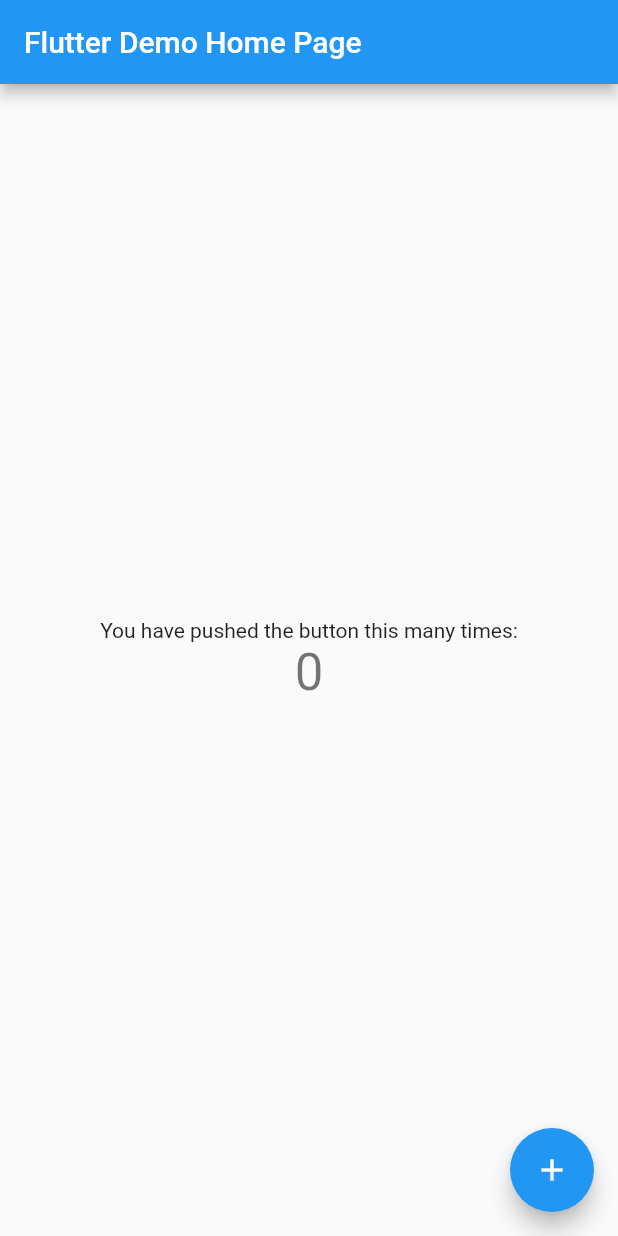
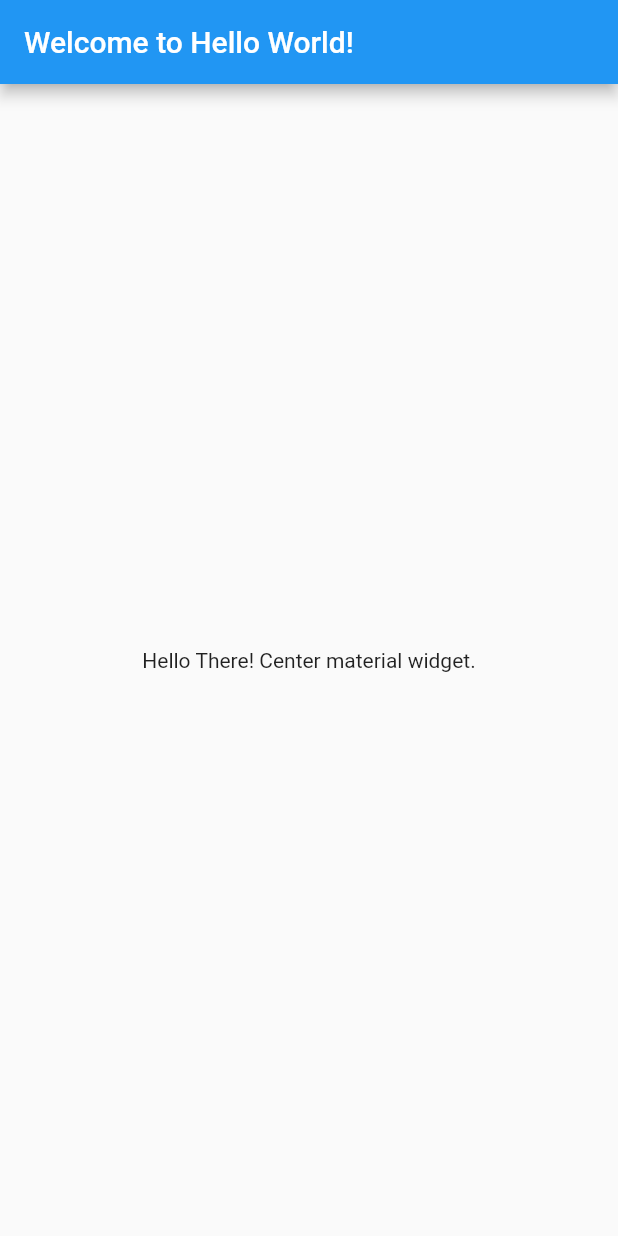
Before and after one commit to nikhildhakal/flutter_first_app, a Flutter app: the screen it shows after launch, on a phone screen of 412 x 824 dp. Run offline on Flutter 3.47's test engine with Material 2 defaults, Android fonts, the phone set to English and light mode, and no system bars.

Commit message:
Material widget Hello World!

```diff
--- a/lib/main.dart
+++ b/lib/main.dart
@@ -1,115 +1,26 @@
 import 'package:flutter/material.dart';
 
 void main() {
-  runApp(const MyApp());
+  runApp(const HomePage());
 }
 
-class MyApp extends StatelessWidget {
-  const MyApp({Key? key}) : super(key: key);
+class HomePage extends StatelessWidget {
+  const HomePage({Key? key}) : super(key: key);
 
-  // This widget is the root of your application.
   @override
   Widget build(BuildContext context) {
+    const title = 'Welcome to Hello World!';
+    const heading = Text('Welcome to Hello World!');
+    const message = Text('Hello There! Center material widget.');
     return MaterialApp(
-      title: 'Flutter Demo',
-      theme: ThemeData(
-        // This is the theme of your application.
-        //
-        // Try running your application with "flutter run". You'll see the
-        // application has a blue toolbar. Then, without quitting the app, try
-        // changing the primarySwatch below to Colors.green and then invoke
-        // "hot reload" (press "r" in the console where you ran "flutter run",
-        // or simply save your changes to "hot reload" in a Flutter IDE).
-        // Notice that the counter didn't reset back to zero; the application
-        // is not restarted.
-        primarySwatch: Colors.blue,
-      ),
-      home: const MyHomePage(title: 'Flutter Demo Home Page'),
+      title: title,
+      home: Scaffold(
+          appBar: AppBar(
+            title: heading,
+          ),
+          body: const Center(
+            child: message,
+          )),
     );
   }
 }
-
-class MyHomePage extends StatefulWidget {
-  const MyHomePage({Key? key, required this.title}) : super(key: key);
-
-  // This widget is the home page of your application. It is stateful, meaning
-  // that it has a State object (defined below) that contains fields that affect
-  // how it looks.
-
-  // This class is the configuration for the state. It holds the values (in this
-  // case the title) provided by the parent (in this case the App widget) and
-  // used by the build method of the State. Fields in a Widget subclass are
-  // always marked "final".
-
-  final String title;
-
-  @override
-  State<MyHomePage> createState() => _MyHomePageState();
-}
-
-class _MyHomePageState extends State<MyHomePage> {
-  int _counter = 0;
-
-  void _incrementCounter() {
-    setState(() {
-      // This call to setState tells the Flutter framework that something has
-      // changed in this State, which causes it to rerun the build method below
-      // so that the display can reflect the updated values. If we changed
-      // _counter without calling setState(), then the build method would not be
-      // called again, and so nothing would appear to happen.
-      _counter++;
-    });
-  }
-
-  @override
-  Widget build(BuildContext context) {
-    // This method is rerun every time setState is called, for instance as done
-    // by the _incrementCounter method above.
-    //
-    // The Flutter framework has been optimized to make rerunning build methods
-    // fast, so that you can just rebuild anything that needs updating rather
-    // than having to individually change instances of widgets.
-    return Scaffold(
-      appBar: AppBar(
-        // Here we take the value from the MyHomePage object that was created by
-        // the App.build method, and use it to set our appbar title.
-        title: Text(widget.title),
-      ),
-      body: Center(
-        // Center is a layout widget. It takes a single child and positions it
-        // in the middle of the parent.
-        child: Column(
-          // Column is also a layout widget. It takes a list of children and
-          // arranges them vertically. By default, it sizes itself to fit its
-          // children horizontally, and tries to be as tall as its parent.
-          //
-          // Invoke "debug painting" (press "p" in the console, choose the
-          // "Toggle Debug Paint" action from the Flutter Inspector in Android
-          // Studio, or the "Toggle Debug Paint" command in Visual Studio Code)
-          // to see the wireframe for each widget.
-          //
-          // Column has various properties to control how it sizes itself and
-          // how it positions its children. Here we use mainAxisAlignment to
-          // center the children vertically; the main axis here is the vertical
-          // axis because Columns are vertical (the cross axis would be
-          // horizontal).
-          mainAxisAlignment: MainAxisAlignment.center,
-          children: <Widget>[
-            const Text(
-              'You have pushed the button this many times:',
-            ),
-            Text(
-              '$_counter',
-              style: Theme.of(context).textTheme.headline4,
-            ),
-          ],
-        ),
-      ),
-      floatingActionButton: FloatingActionButton(
-        onPressed: _incrementCounter,
-        tooltip: 'Increment',
-        child: const Icon(Icons.add),
-      ), // This trailing comma makes auto-formatting nicer for build methods.
-    );
-  }
-}
```
